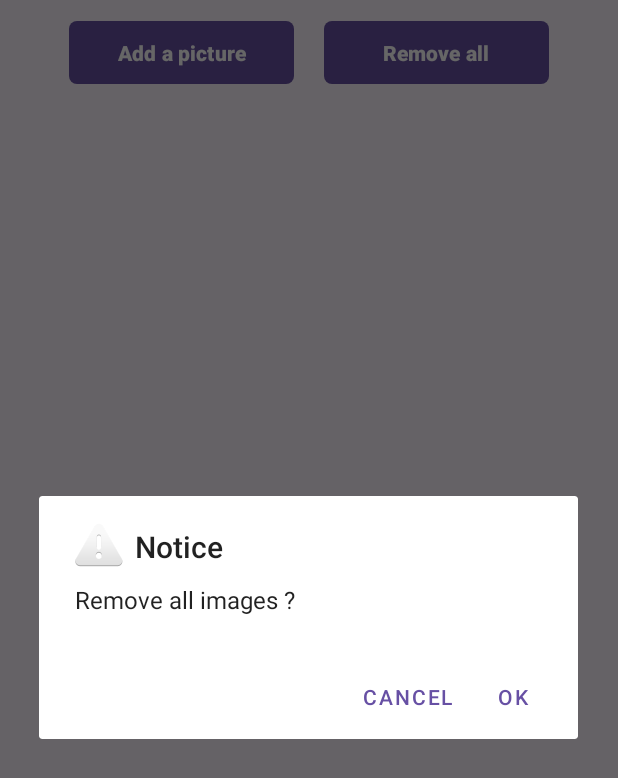
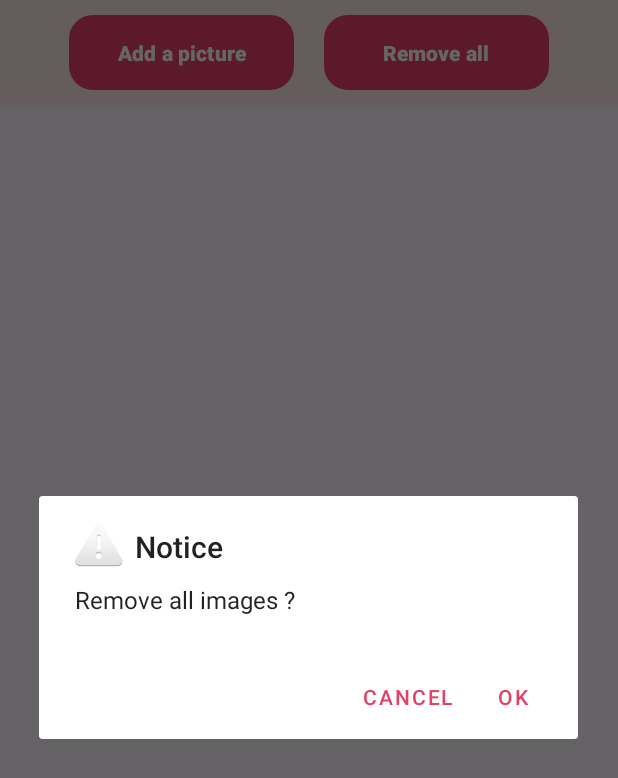
Before and after one commit to ThanhDuy21110759/Midterm-Firebase, an Android app: the screen it shows after launch (MainActivity), after a tap on "Remove all", on a phone screen of 412 x 824 dp. Shown: the top 778 px of the screen. Run offline under Robolectric (Android 15) with nearby library versions, the phone set to English and light mode, and no system bars; our stand-ins replace Firebase (no records; nobody signed in at launch, a user with empty details on screens opened directly).

```diff
--- /dev/null
+++ b/app/src/main/res/drawable/btn_custom.xml
@@ -0,0 +1,13 @@
+<?xml version="1.0" encoding="utf-8"?>
+<shape
+    xmlns:android="http://schemas.android.com/apk/res/android"
+    android:shape="rectangle">
+    <stroke
+        android:color="#470a1f"
+        android:width="1dp"/>
+    <corners
+        android:radius="15dp"/>
+    <gradient
+        android:startColor="#fbd0d9"
+        android:endColor="#d42a5b"/>
+</shape>
--- a/app/src/main/res/layout/activity_main.xml
+++ b/app/src/main/res/layout/activity_main.xml
@@ -11,15 +11,17 @@
         android:layout_width="match_parent"
         android:layout_height="wrap_content"
         android:orientation="horizontal"
+        android:background="@color/light_blink"
         android:gravity="center">
 
-        <com.google.android.material.button.MaterialButton
+        <Button
             android:id="@+id/addPicture"
             android:layout_width="150dp"
             android:layout_height="50dp"
             android:layout_gravity="center_horizontal|center_vertical"
             android:layout_margin="10dp"
             android:text="Add a picture"
+            android:background="@drawable/btn_custom"
             android:textStyle="bold"
             app:cornerRadius="5dp" />
 
@@ -31,6 +33,7 @@
             android:layout_margin="10dp"
             android:text="Remove all"
             android:textStyle="bold"
+            android:background="@drawable/btn_custom"
             app:cornerRadius="5dp" />
 
     </LinearLayout>
@@ -45,12 +48,14 @@
             android:id="@+id/gridView"
             android:layout_width="match_parent"
             android:layout_height="match_parent"
-            android:numColumns="3"
+            android:numColumns="4"
+            android:layout_marginTop="10dp"
+            android:horizontalSpacing="5dp"
             android:verticalSpacing="5dp"
-            android:horizontalSpacing="5dp"
             android:gravity="center_vertical|center_horizontal"
             android:layout_gravity="center_horizontal|center_vertical"
-            android:stretchMode="columnWidth">
+            android:stretchMode="columnWidth"
+            >
         </GridView>
     </LinearLayout>
 
--- a/app/src/main/res/values/colors.xml
+++ b/app/src/main/res/values/colors.xml
@@ -2,4 +2,7 @@
 <resources>
     <color name="black">#FF000000</color>
     <color name="white">#FFFFFFFF</color>
+    <color name="blink">#e63f66</color>
+    <color name="light_blink">#fde6e9</color>
+    <color name="grid_background">#f7aab9</color>
 </resources>
--- a/app/src/main/res/values/themes.xml
+++ b/app/src/main/res/values/themes.xml
@@ -2,7 +2,7 @@
     <!-- Base application theme. -->
     <style name="Base.Theme.GKY3" parent="Theme.Material3.DayNight.NoActionBar">
         <!-- Customize your light theme here. -->
-        <!-- <item name="colorPrimary">@color/my_light_primary</item> -->
+         <item name="colorPrimary">@color/blink</item>
     </style>
 
     <style name="Theme.GKY3" parent="Base.Theme.GKY3" />
--- a/build.gradle.kts
+++ b/build.gradle.kts
@@ -1,7 +1,7 @@
 // Top-level build file where you can add configuration options common to all sub-projects/modules.
 plugins {
-    id("com.android.application") version "8.2.1" apply false
-    id("com.android.library") version "8.2.1" apply false
+    id("com.android.application") version "8.3.2" apply false
+    id("com.android.library") version "8.3.2" apply false
     id ("org.jetbrains.kotlin.android") version "1.8.0" apply false
     id("com.google.gms.google-services") version "4.4.1" apply false
 }
```
Also changed, not shown: app/src/main/java/com/example/firebase/MainActivity.java (+12 -0 lines), app/src/main/java/com/example/firebase/PictureAdapter.java (+28 -1 lines), gradle/wrapper/gradle-wrapper.properties.
